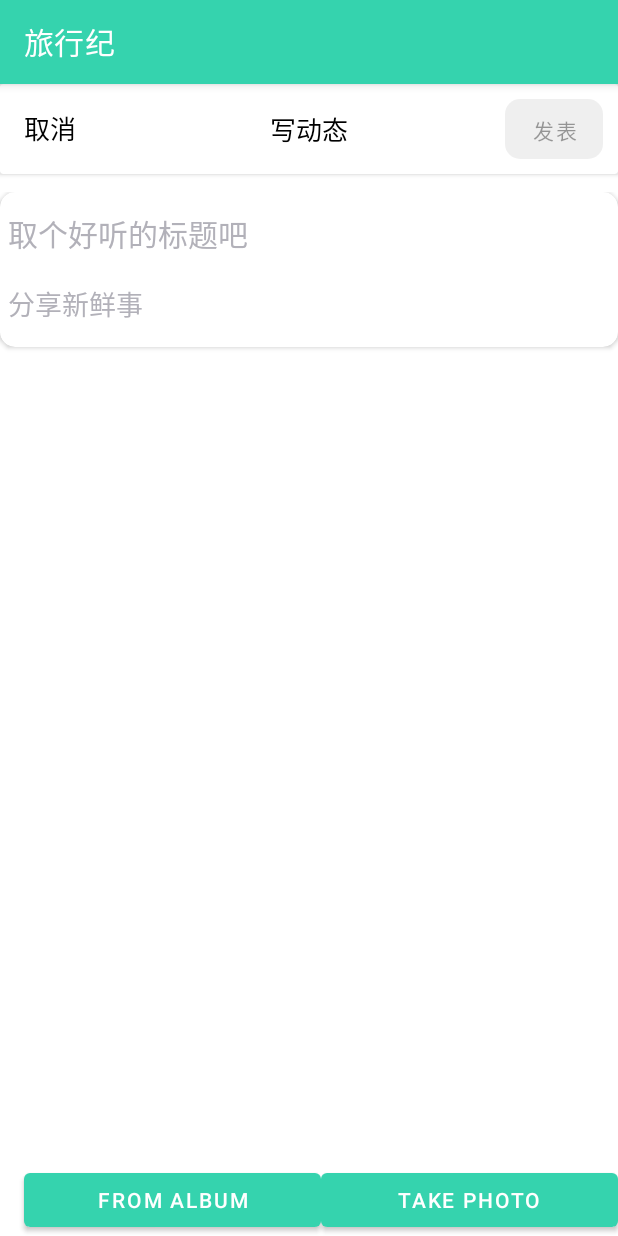
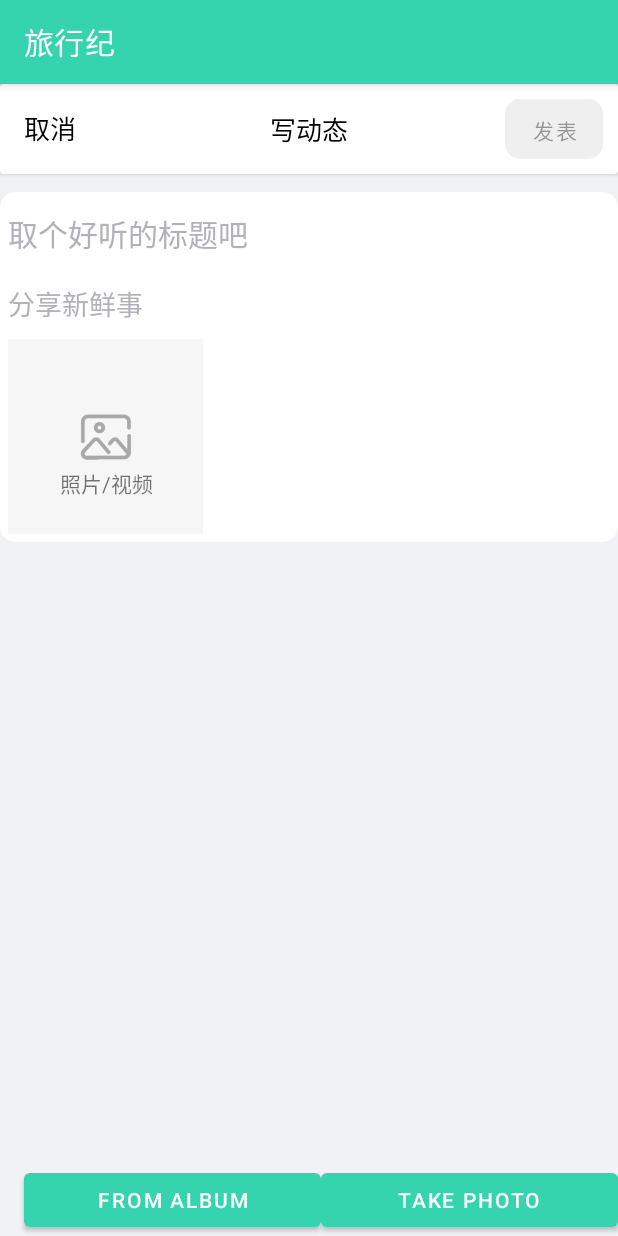
Before and after one commit to bitByte404/TraverlDiary, an Android app: the CommunityFragment screen opened through its navigation route, after a tap on an icon or button, on a phone screen of 412 x 824 dp. Run offline under Robolectric (Android 15) with nearby library versions, the phone set to English and light mode, and no system bars; our stand-ins replace navigation-ui; libraries missing offline, so code that uses them is left out: cn.bmob.v3; pictures from the network do not load; 2 statements that could not run were skipped.

Commit message:
添加图片后显示到recyclerView

```diff
--- a/app/src/main/java/com/application/traveldiary/adapter/DynamicPictureAdapter.kt
+++ b/app/src/main/java/com/application/traveldiary/adapter/DynamicPictureAdapter.kt
@@ -1,5 +1,6 @@
 package com.application.traveldiary.adapter
 
+import android.net.Uri
 import android.view.LayoutInflater
 import android.view.ViewGroup
 import androidx.recyclerview.widget.RecyclerView
@@ -10,14 +11,14 @@ import com.bumptech.glide.Glide
 /**
  * 动态图片的Adapter
  */
-class DynamicPictureAdapter(val isAdd: Boolean = false) :
+class DynamicPictureAdapter() :
     RecyclerView.Adapter<DynamicPictureAdapter.MyViewHolder>() {
 
-        private var mDataset = arrayListOf<String>()
+        private var mDataset = arrayListOf<Uri>()
 
     class MyViewHolder(val binding: LayoutPiictureDynamicBinding) :
     RecyclerView.ViewHolder(binding.root) {
-        fun bind(pictureUrl: String) {
+        fun bind(pictureUrl: Uri) {
             Glide.with(BmobApp.getContext())
                 .load(pictureUrl)
                 .override(500, 500)
@@ -32,30 +33,24 @@ class DynamicPictureAdapter(val isAdd: Boolean = false) :
     }
 
     override fun getItemCount(): Int {
-        if (isAdd == false) {
-            return mDataset.size
-        } else {
-            return mDataset.size + 1
-        }
+        return mDataset.size
     }
 
     override fun onBindViewHolder(holder: MyViewHolder, position: Int) {
-        if ((position == mDataset.size && isAdd) || (mDataset.isEmpty() && isAdd)) {
-            // 最后一个位置，显示预设的ImageView
-            holder.bind("https://imgs.wuliner.cn/imgs/202402122101730.png")
-        } else {
-            holder.bind(mDataset[position])
-        }
+        holder.bind(mDataset[position])
     }
 
-    fun setData(datas: ArrayList<String>) {
+    fun setData(datas: ArrayList<Uri>) {
         mDataset = datas
+        notifyDataSetChanged()
     }
 
-    fun update(newData: String) {
+    fun update(newData: Uri) {
         mDataset.add(newData)
         if (mDataset.size != 0) {
             notifyItemInserted(mDataset.size-1)
+        } else {
+            notifyItemInserted(0)
         }
     }
 }
--- a/app/src/main/java/com/application/traveldiary/models/Dynamic.kt
+++ b/app/src/main/java/com/application/traveldiary/models/Dynamic.kt
@@ -1,5 +1,6 @@
 package com.application.traveldiary.models
 
+import android.net.Uri
 import cn.bmob.v3.BmobObject
 import java.util.Date
 
@@ -17,12 +18,11 @@ class Dynamic(
     var comments : ArrayList<Comment>
 ) : BmobObject() {
     //将动态的图片Url全部取出
-    fun getPictureUrls() : ArrayList<String> {
-        val urls = arrayListOf<String>()
+    fun getPictureUrls() : ArrayList<Uri> {
+        val urls = arrayListOf<Uri>()
         pictures.forEach {
-            urls.add(it.picture)
+            urls.add(Uri.parse(it.picture))
         }
         return urls
     }
-
 }
--- a/app/src/main/java/com/application/traveldiary/views/fragment/CreateDynamicsFragment.kt
+++ b/app/src/main/java/com/application/traveldiary/views/fragment/CreateDynamicsFragment.kt
@@ -16,21 +16,21 @@ import androidx.recyclerview.widget.GridLayoutManager
 import com.application.traveldiary.adapter.DynamicPictureAdapter
 import com.application.traveldiary.databinding.FragmentCreateDynamicsBinding
 import com.application.traveldiary.databinding.LayoutAddImagesViewBinding
-import com.bumptech.glide.Glide
 import java.io.File
 
 class CreateDynamicsFragment : Fragment() {
     private lateinit var binding: FragmentCreateDynamicsBinding
     private lateinit var imageUri: Uri // 图片的Uri
     private lateinit var outputImage: File // 输出的图片文件
-    val imageViews = mutableListOf<ImageView>() //存储ImageView的列表
-    val imageViewUri = listOf<String>()
+    val uriList = arrayListOf<Uri>()
+    private lateinit var pictureAdapter: DynamicPictureAdapter
 
     // 初测一个启动活动的结果回调，用于处理拍照后的结果
     private val takePhotoLauncher =
         registerForActivityResult(ActivityResultContracts.StartActivityForResult()) { result ->
             if (result.resultCode == Activity.RESULT_OK) {
-
+                uriList.add(imageUri)
+                pictureAdapter.setData(uriList)
             }
         }
 
@@ -43,20 +43,12 @@ class CreateDynamicsFragment : Fragment() {
             if (clipData != null) {
                 for (i in 0 until clipData.itemCount) {
                     val uri = clipData.getItemAt(i).uri
-                    // 创建一个新的ImageView
-                    val imageView = ImageView(requireContext())
-                    // 使用Glide加载图片
-                    Glide.with(this)
-                        .load(uri)
-                        .centerCrop()
-                        .into(imageView)
-                    // 将ImageView添加到列表中
-                    imageViews.add(imageView)
+                    uriList.add(uri)
+                    pictureAdapter.setData(uriList)
                 }
             }
         }
     }
-
 
     override fun onCreateView(
         inflater: LayoutInflater,
@@ -65,6 +57,7 @@ class CreateDynamicsFragment : Fragment() {
     ): View? {
         binding = FragmentCreateDynamicsBinding.inflate(inflater)
         touchEvent()
+        initData()
         return binding.root
     }
 
@@ -75,7 +68,7 @@ class CreateDynamicsFragment : Fragment() {
 
     private fun initData() {
         //配置动态的图片
-        val pictureAdapter = DynamicPictureAdapter()
+        pictureAdapter = DynamicPictureAdapter()
         binding.recyclerView.layoutManager =
             GridLayoutManager(context, 3)
         binding.recyclerView.adapter = pictureAdapter
@@ -90,7 +83,7 @@ class CreateDynamicsFragment : Fragment() {
                 outputImage.delete()
             }
             outputImage.createNewFile()
-            imageUri =
+            this.imageUri =
                 FileProvider.getUriForFile(
                     requireContext(),
                     "com.application.traveldiary.fileprovider",
@@ -98,15 +91,11 @@ class CreateDynamicsFragment : Fragment() {
                 )
             //启动相机程序
             val intent = Intent("android.media.action.IMAGE_CAPTURE")
-            intent.putExtra(MediaStore.EXTRA_OUTPUT, imageUri)
-
+            intent.putExtra(MediaStore.EXTRA_OUTPUT, this.imageUri)
             takePhotoLauncher.launch(intent)
         }
 
         binding.fromAlbumBtn.setOnClickListener {
-//            val intent = Intent(Intent.ACTION_PICK, MediaStore.Images.Media.EXTERNAL_CONTENT_URI)
-//            fromAlbumLauncher.launch(intent)
-
             val intent = Intent(Intent.ACTION_GET_CONTENT)
             intent.type = "image/*"
             intent.putExtra(Intent.EXTRA_ALLOW_MULTIPLE, true)
--- a/app/src/main/res/layout/fragment_create_dynamics.xml
+++ b/app/src/main/res/layout/fragment_create_dynamics.xml
@@ -3,6 +3,7 @@
     xmlns:app="http://schemas.android.com/apk/res-auto"
     xmlns:tools="http://schemas.android.com/tools"
     android:layout_width="match_parent"
+    android:background="@color/community_background_grey"
     android:layout_height="match_parent">
 
     <androidx.cardview.widget.CardView
@@ -114,13 +115,19 @@
                 <androidx.recyclerview.widget.RecyclerView
                     android:id="@+id/recyclerView"
                     android:layout_width="match_parent"
-                    android:layout_height="wrap_content"
+                    android:layout_height="match_parent"
                     android:layout_marginTop="10dp"
                     app:layout_behavior="@string/appbar_scrolling_view_behavior"
                     app:layout_constraintEnd_toEndOf="parent"
                     app:layout_constraintStart_toStartOf="parent"
                     app:layout_constraintTop_toBottomOf="@+id/editText2" />
 
+                <com.application.traveldiary.views.customView.AddImagesView
+                    android:id="@+id/add_view"
+                    android:layout_width="130dp"
+                    android:layout_height="130dp"
+                    app:layout_constraintStart_toStartOf="parent"
+                    app:layout_constraintTop_toBottomOf="@id/recyclerView" />
 
             </androidx.constraintlayout.widget.ConstraintLayout>
         </androidx.cardview.widget.CardView>
--- a/app/src/main/res/layout/layout_add_images_view.xml
+++ b/app/src/main/res/layout/layout_add_images_view.xml
@@ -3,9 +3,10 @@
     xmlns:android="http://schemas.android.com/apk/res/android"
     xmlns:app="http://schemas.android.com/apk/res-auto"
     xmlns:tools="http://schemas.android.com/tools"
-    android:layout_width="100dp"
+    android:layout_width="150dp"
+    android:background="#f6f6f6"
     android:id="@+id/add_pic"
-    android:layout_height="100dp">
+    android:layout_height="150dp">
 
 
     <ImageView
--- /dev/null
+++ b/app/src/main/res/layout/layout_bottom_dialog.xml
@@ -0,0 +1,6 @@
+<?xml version="1.0" encoding="utf-8"?>
+<androidx.constraintlayout.widget.ConstraintLayout xmlns:android="http://schemas.android.com/apk/res/android"
+    android:layout_width="match_parent"
+    android:layout_height="match_parent">
+
+</androidx.constraintlayout.widget.ConstraintLayout>
```
Also changed, not shown: app/src/main/res/drawable/icon_pic.png.
